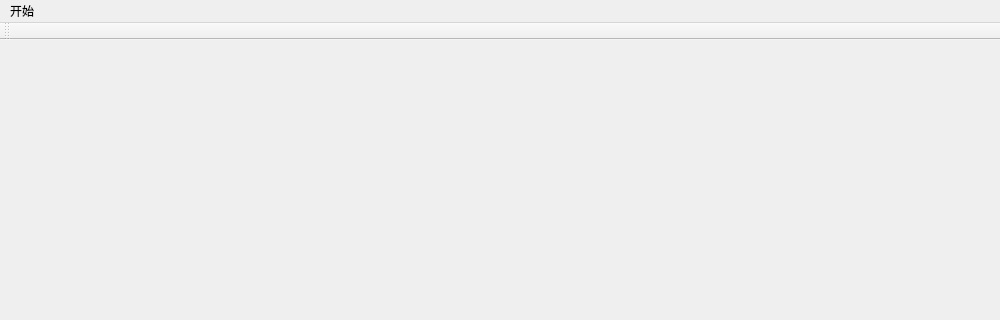
Before: the Qt Designer form resources/ui/cpbr.ui in Duadua/cloudghost, drawn with Qt 5; both pictures show x 0 to 1000 and y 0 to 320 of the 1000 by 800 pixel window.
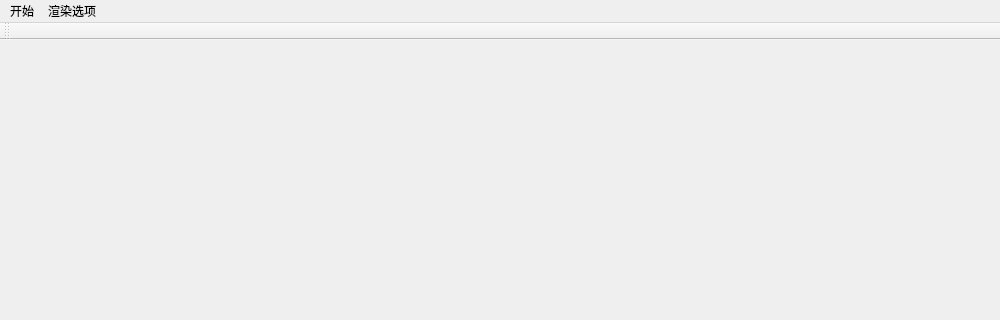
After: the same form once the commit is applied.

Commit message: add b_use_vr to ui

What changed in the file:
```diff
--- a/resources/ui/cpbr.ui
+++ b/resources/ui/cpbr.ui
@@ -29,12 +29,21 @@
      <height>29</height>
     </rect>
    </property>
-   <widget class="QMenu" name="menu">
+   <widget class="QMenu" name="menu_start">
     <property name="title">
      <string>开始</string>
     </property>
    </widget>
-   <addaction name="menu"/>
+   <widget class="QMenu" name="menu_shading">
+    <property name="title">
+     <string>渲染选项</string>
+    </property>
+    <addaction name="red_blue_3d"/>
+    <addaction name="eye_delta"/>
+    <addaction name="separator"/>
+   </widget>
+   <addaction name="menu_start"/>
+   <addaction name="menu_shading"/>
   </widget>
   <widget class="QToolBar" name="mainToolBar">
    <attribute name="toolBarArea">
```
Left out of the diff: 18 changed lines with no effect on the pictures. The commit also changes 3 other files.
